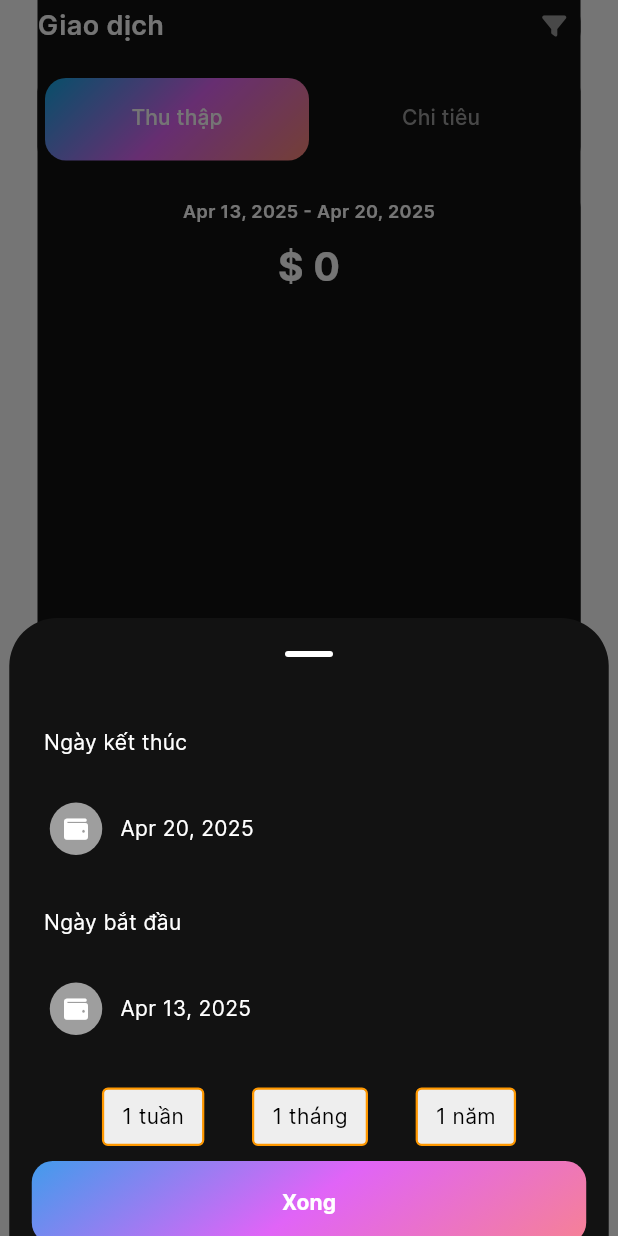
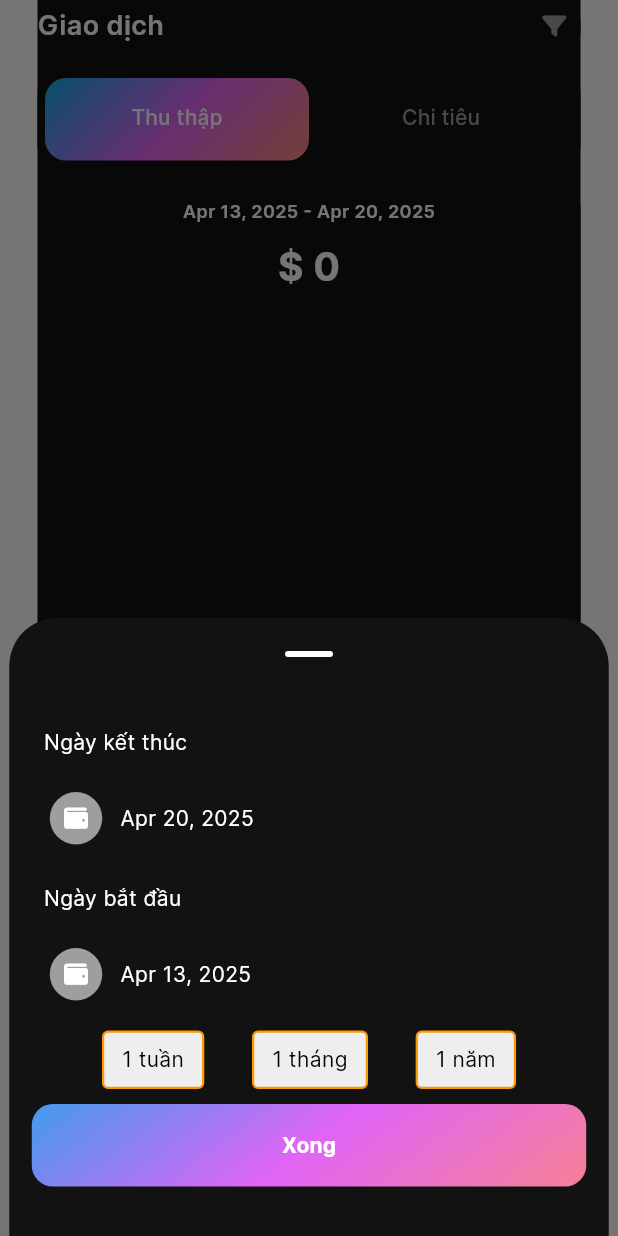
Before and after one commit to iamdazkdev/expense_tracker_app, a Flutter app: the StateView screen opened directly, after a tap on an icon or button, on a phone screen of 412 x 824 dp. Run offline on Flutter 3.47's test engine with Material 3 defaults, Android fonts, the phone set to English and light mode, and no system bars; drawn by our look-alikes of fl_chart; our stand-ins replace bloc, cached_network_image, cloud_firestore, firebase_auth, firebase_core, firebase_storage and 11 more; missing offline and left inert: currency_picker, pattern_formatter; accounts and stored records are empty.

```diff
--- a/lib/core/models/categories/category_model.dart
+++ b/lib/core/models/categories/category_model.dart
@@ -13,6 +13,7 @@ class CategoryModel with _$CategoryModel {
     required String name,
     required String iconName,
     required int colorName,
+    required int? index,
     String? note,
   }) = _CategoryModel;
 
@@ -26,6 +27,7 @@ class CategoryModel with _$CategoryModel {
       iconName: 'bus',
       colorName: 0xFFFF0000,
       note: null,
+      index: null,
     );
   }
 
@@ -40,7 +42,7 @@ class CategoryModel with _$CategoryModel {
       iconName: categorys.icon.codePoint.toString(),
       colorName:
           categorys.backgroundColorIcon.toARGB32(), // Store color as ARGB
-      note: categorys.note,
+      note: categorys.note, index: categorys.index,
     );
   }
 }
--- a/lib/features/blocs/transaction_bloc/transaction_cubit.dart
+++ b/lib/features/blocs/transaction_bloc/transaction_cubit.dart
@@ -68,8 +68,9 @@ class TransactionCubit extends Cubit<TransactionState> {
   }
 
   void onCategoryChanged(CategoryModel category) {
-    _transaction =
-        _transaction.copyWith(categoryName: category.name, categorysIndex: 1);
+    _transaction = _transaction.copyWith(
+        categoryName: category.name,
+        categorysIndex: category.index != null ? category.index! : 1);
     emit(_buildState());
   }
 
--- a/lib/features/categories/view/widgets/category_form.dart
+++ b/lib/features/categories/view/widgets/category_form.dart
@@ -50,6 +50,7 @@ class _CategoryForm extends State<CategoryForm> {
           iconName: "",
           colorName: Colors.blue.toARGB32(),
           note: "",
+          index: null,
         );
 
     _nameController = TextEditingController(text: categoryModel.name);
--- a/lib/features/home/view/widgets/expense_card.dart
+++ b/lib/features/home/view/widgets/expense_card.dart
@@ -150,8 +150,8 @@ class ExpenseCard extends StatelessWidget {
   }
 
   String _getAmount(double amount) {
-    return amount.toCurrencyWithSymbol().length > 9
-        ? '${amount.toCurrencyWithSymbol().substring(0, 9).trim()}..'
+    return amount.toCurrencyWithSymbol().length > 15
+        ? '${amount.toCurrencyWithSymbol().substring(0, 15).trim()}..'
         : amount.toCurrencyWithSymbol();
   }
 }
--- a/lib/features/home/view/widgets/filter_form.dart
+++ b/lib/features/home/view/widgets/filter_form.dart
@@ -144,7 +144,7 @@ class _FilterFormState extends State<FilterForm> {
     return Column(
       children: [
         _buildHeaderText('Ngày kết thúc'),
-        const SizedBox(height: 10),
+        const SizedBox(height: 3),
         CustomItemButton(
           text: startDate.formattedDateOnly,
           padding: padding,
@@ -159,9 +159,9 @@ class _FilterFormState extends State<FilterForm> {
               ? () => _showPickerDate(context, startDate, true)
               : null,
         ),
-        const SizedBox(height: 15),
+        const SizedBox(height: 6),
         _buildHeaderText('Ngày bắt đầu'),
-        const SizedBox(height: 10),
+        const SizedBox(height: 3),
         CustomItemButton(
           text: endDate.formattedDateOnly,
           padding: padding,
@@ -176,7 +176,7 @@ class _FilterFormState extends State<FilterForm> {
               ? () => _showPickerDate(context, endDate, false)
               : null,
         ),
-        const SizedBox(height: 15),
+        //const SizedBox(height: 15),
         _buildOrangeBorderBoxes(),
       ],
     );
```
Also changed, not shown: lib/features/home/data/main_repository/main_repository.dart (+0 -7 lines), lib/features/transaction/view/widgets/transaction_form.dart (+3 -4 lines), lib/core/models/categories/category_model.freezed.dart, lib/core/models/categories/category_model.g.dart, 4 other files.
